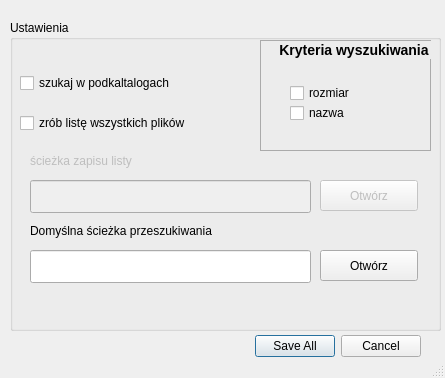
Above: settings.ui from pawel1830/QCleaner before the change. Below: the same form after it.
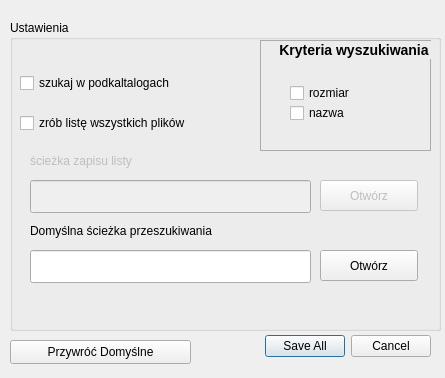
That is the form after the change. Icons and pictures are not drawn.

```diff
--- a/settings.ui
+++ b/settings.ui
@@ -10,18 +10,42 @@
     <height>378</height>
    </rect>
   </property>
+  <property name="sizePolicy">
+   <sizepolicy hsizetype="Fixed" vsizetype="Fixed">
+    <horstretch>0</horstretch>
+    <verstretch>0</verstretch>
+   </sizepolicy>
+  </property>
+  <property name="minimumSize">
+   <size>
+    <width>445</width>
+    <height>378</height>
+   </size>
+  </property>
+  <property name="maximumSize">
+   <size>
+    <width>445</width>
+    <height>378</height>
+   </size>
+  </property>
+  <property name="baseSize">
+   <size>
+    <width>445</width>
+    <height>378</height>
+   </size>
+  </property>
   <property name="windowTitle">
    <string>Ustawienia</string>
   </property>
   <property name="sizeGripEnabled">
-   <bool>true</bool>
+   <bool>false</bool>
   </property>
   <widget class="QDialogButtonBox" name="buttonBox">
    <property name="geometry">
     <rect>
-     <x>180</x>
+     <x>200</x>
      <y>330</y>
-     <width>241</width>
+     <width>231</width>
      <height>32</height>
     </rect>
    </property>
@@ -218,6 +242,23 @@
     </widget>
    </widget>
   </widget>
+  <widget class="QPushButton" name="pushButton">
+   <property name="geometry">
+    <rect>
+     <x>10</x>
+     <y>340</y>
+     <width>181</width>
+     <height>24</height>
+    </rect>
+   </property>
+   <property name="text">
+    <string>Przywróć Domyślne</string>
+   </property>
+   <property name="icon">
+    <iconset resource="icons.qrc">
+     <normaloff>:/icons/settings.png</normaloff>:/icons/settings.png</iconset>
+   </property>
+  </widget>
  </widget>
  <resources/>
  <connections>
```
Left out of the diff: 7 changed lines with no effect on the pictures.
